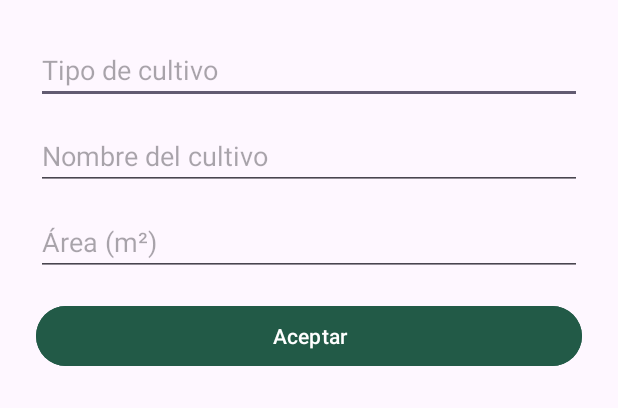
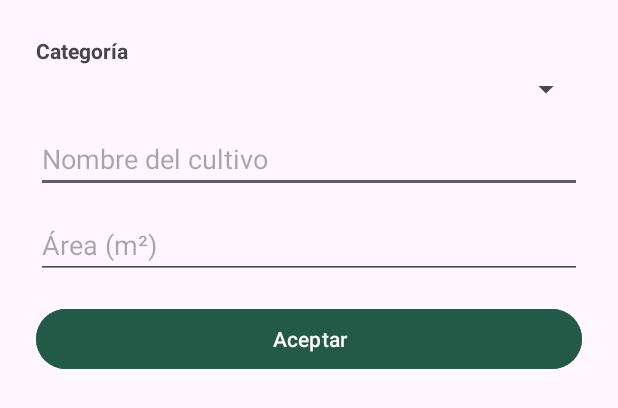
Before and after one commit to upc-2402-1ASI0572-2939-GrowWithMe/Mobile-Grow-With-Me, an Android app: the layout dialog_register_crop.xml on its own in the app's theme, with its tools: preview values and no code run, on a phone screen of 412 x 824 dp. Shown: the top 408 px of the screen. Run offline under Robolectric (Android 15) with nearby library versions, the phone set to English and light mode, and no system bars.

Commit message:
fix: fix crops layouts

```diff
--- /dev/null
+++ b/app/src/main/res/color/teal_200.xml
@@ -0,0 +1,4 @@
+<?xml version="1.0" encoding="utf-8"?>
+<selector xmlns:android="http://schemas.android.com/apk/res/android">
+    <item android:color="@android:color/holo_red_dark" android:state_enabled="true"/>
+</selector>
--- /dev/null
+++ b/app/src/main/res/drawable/red_dot.xml
@@ -0,0 +1,6 @@
+<?xml version="1.0" encoding="utf-8"?>
+<shape xmlns:android="http://schemas.android.com/apk/res/android"
+    android:shape="oval">
+    <solid android:color="@android:color/holo_red_dark" />
+    <size android:width="8dp" android:height="8dp"/>
+</shape>
--- a/app/src/main/res/layout/dialog_register_crop.xml
+++ b/app/src/main/res/layout/dialog_register_crop.xml
@@ -6,15 +6,23 @@
     android:layout_height="wrap_content"
     android:padding="24dp">
 
-    <EditText
-        android:id="@+id/et_crop_type"
+    <TextView
+        android:id="@+id/label_category"
+        android:layout_width="wrap_content"
+        android:layout_height="wrap_content"
+        android:text="Categoría"
+        android:textStyle="bold"
+        app:layout_constraintTop_toTopOf="parent"
+        app:layout_constraintStart_toStartOf="parent"/>
+
+    <Spinner
+        android:id="@+id/spinner_crop_category"
         android:layout_width="0dp"
         android:layout_height="wrap_content"
-        android:hint="@string/tipo_de_cultivo"
-        android:inputType="text"
-        app:layout_constraintTop_toTopOf="parent"
+        app:layout_constraintTop_toBottomOf="@id/label_category"
         app:layout_constraintStart_toStartOf="parent"
-        app:layout_constraintEnd_toEndOf="parent"/>
+        app:layout_constraintEnd_toEndOf="parent"
+        android:layout_marginTop="4dp"/>
 
     <EditText
         android:id="@+id/et_crop_name"
@@ -22,7 +30,7 @@
         android:layout_height="wrap_content"
         android:hint="@string/nombre_cultivo"
         android:inputType="text"
-        app:layout_constraintTop_toBottomOf="@id/et_crop_type"
+        app:layout_constraintTop_toBottomOf="@id/spinner_crop_category"
         app:layout_constraintStart_toStartOf="parent"
         app:layout_constraintEnd_toEndOf="parent"
         android:layout_marginTop="12dp"/>
```
Also changed, not shown: app/src/main/res/layout/calendar_day_layout.xml (added, +16 -0 lines), app/src/main/res/layout/item_crops.xml (+18 -0 lines).
